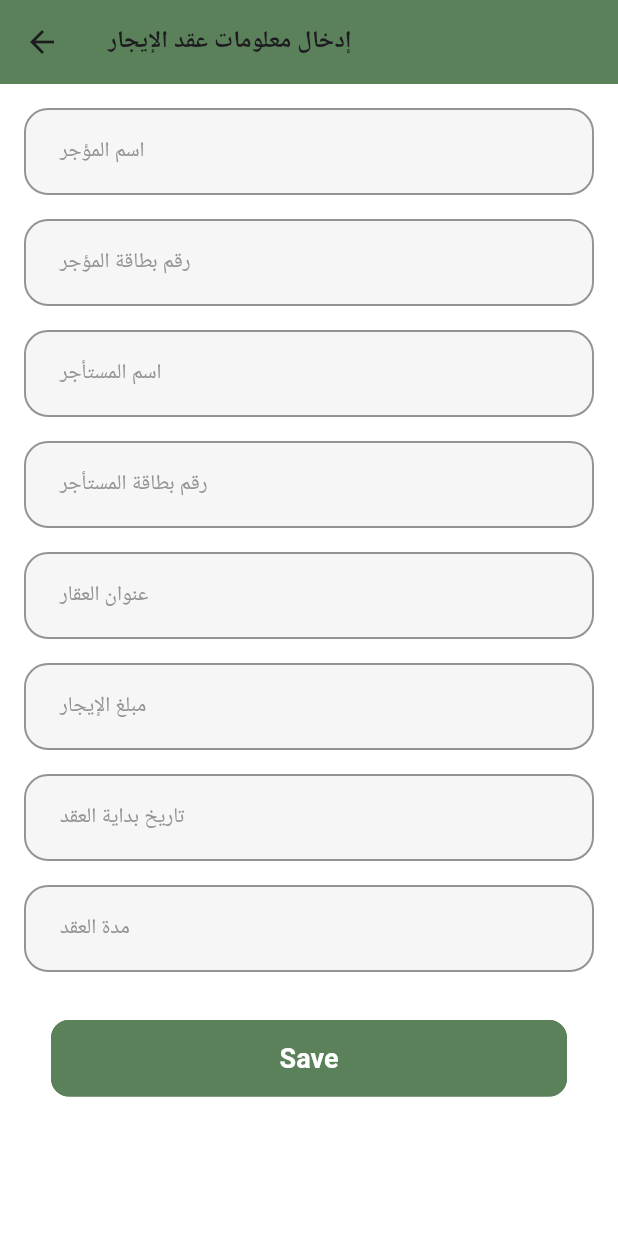
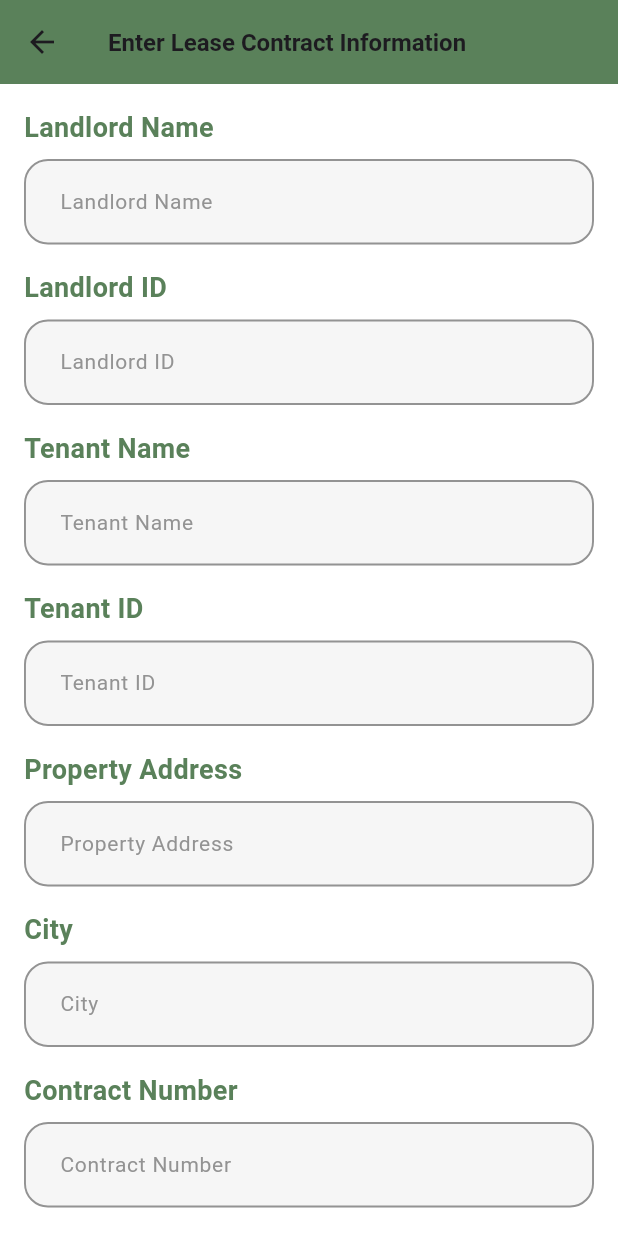
Before and after one commit to mjaber5/Qanoni-App, a Flutter app: the ContractInputForm screen opened directly, on a phone screen of 412 x 824 dp. Run offline on Flutter 3.47's test engine with Material 3 defaults, Android fonts, the phone set to English and light mode, and no system bars; our stand-ins replace bloc, cloud_firestore, equatable, firebase_auth, firebase_core, flutter_bloc and 6 more; accounts and stored records are empty; Roboto replaces fonts that are missing (Poppins).

Commit message:
refactor input contract form to en language

```diff
--- a/lib/features/home/presentation/views/contracts/lease contracts/house_rental_contact/contract_Input_form.dart
+++ b/lib/features/home/presentation/views/contracts/lease contracts/house_rental_contact/contract_Input_form.dart
@@ -1,5 +1,4 @@
 import 'dart:developer';
-
 import 'package:flutter/material.dart';
 import 'package:qanoni/core/utils/constants/colors.dart';
 import 'package:qanoni/core/utils/styles.dart';
@@ -12,24 +11,27 @@ class ContractInputForm extends StatefulWidget {
   _ContractInputFormState createState() => _ContractInputFormState();
 }
 
+
 class _ContractInputFormState extends State<ContractInputForm> {
   final _formKey = GlobalKey<FormState>();
 
   // Controllers for text fields
-  final TextEditingController landlordNameController = TextEditingController();
-  final TextEditingController landlordIdController = TextEditingController();
-  final TextEditingController tenantNameController = TextEditingController();
-  final TextEditingController tenantIdController = TextEditingController();
-  final TextEditingController rentAmountController = TextEditingController();
-  final TextEditingController startDateController = TextEditingController();
-  final TextEditingController contractDurationController = TextEditingController();
-  final TextEditingController propertyAddressController = TextEditingController();
+  final TextEditingController landlordNameController = TextEditingController(); // Landlord Name
+  final TextEditingController landlordIdController = TextEditingController(); // Landlord ID
+  final TextEditingController tenantNameController = TextEditingController(); // Tenant Name
+  final TextEditingController tenantIdController = TextEditingController(); // Tenant ID
+  final TextEditingController propertyAddressController = TextEditingController(); // Property Address
+  final TextEditingController rentAmountController = TextEditingController(); // Rent Amount
+  final TextEditingController startDateController = TextEditingController(); // Contract Start Date
+  final TextEditingController contractDurationController = TextEditingController(); // Contract Duration
+  final TextEditingController contractNumberController = TextEditingController(); // Contract Number
+  final TextEditingController cityController = TextEditingController(); // City
 
   @override
   Widget build(BuildContext context) {
     return Scaffold(
       appBar: AppBar(
-        title: const Text('إدخال معلومات عقد الإيجار'),
+        title: const Text('Enter Lease Contract Information'),
         backgroundColor: QColors.secondary,
       ),
       body: Padding(
@@ -39,107 +41,85 @@ class _ContractInputFormState extends State<ContractInputForm> {
           child: ListView(
             children: [
               // Landlord Name
-              AppTextFormField(
+              buildLabeledTextField(
+                label: 'Landlord Name',
                 controller: landlordNameController,
-                hintText: 'اسم المؤجر',
-                validator: (value) {
-                  if (value == null || value.isEmpty) {
-                    return 'يرجى إدخال اسم المؤجر';
-                  }
-                  return null;
-                },
+                validatorMessage: 'Please enter the landlord\'s name',
               ),
               const SizedBox(height: 16),
+
               // Landlord ID
-              AppTextFormField(
+              buildLabeledTextField(
+                label: 'Landlord ID',
                 controller: landlordIdController,
-                hintText: 'رقم بطاقة المؤجر',
-
-                // keyboardType: TextInputType.number,
-                validator: (value) {
-                  if (value == null || value.isEmpty) {
-                    return 'يرجى إدخال رقم بطاقة المؤجر';
-                  }
-                  return null;
-                },
+                validatorMessage: 'Please enter the landlord\'s ID number',
               ),
               const SizedBox(height: 16),
+
               // Tenant Name
-              AppTextFormField(
+              buildLabeledTextField(
+                label: 'Tenant Name',
                 controller: tenantNameController,
-                hintText: 'اسم المستأجر',
-                validator: (value) {
-                  if (value == null || value.isEmpty) {
-                    return 'يرجى إدخال اسم المستأجر';
-                  }
-                  return null;
-                },
+                validatorMessage: 'Please enter the tenant\'s name',
               ),
               const SizedBox(height: 16),
+
               // Tenant ID
-              AppTextFormField(
+              buildLabeledTextField(
+                label: 'Tenant ID',
                 controller: tenantIdController,
-                hintText: 'رقم بطاقة المستأجر',
-                // keyboardType: TextInputType.number,
-                validator: (value) {
-                  if (value == null || value.isEmpty) {
-                    return 'يرجى إدخال رقم بطاقة المستأجر';
-                  }
-                  return null;
-                },
+                validatorMessage: 'Please enter the tenant\'s ID number',
               ),
               const SizedBox(height: 16),
+
               // Property Address
-              AppTextFormField(
+              buildLabeledTextField(
+                label: 'Property Address',
                 controller: propertyAddressController,
-                hintText: 'عنوان العقار',
-                validator: (value) {
-                  if (value == null || value.isEmpty) {
-                    return 'يرجى إدخال عنوان العقار';
-                  }
-                  return null;
-                },
+                validatorMessage: 'Please enter the property address',
               ),
               const SizedBox(height: 16),
-              // Rent Amount
-              AppTextFormField(
-                controller: rentAmountController,
-                hintText: 'مبلغ الإيجار',
-                // keyboardType: TextInputType.number,
-                validator: (value) {
-                  if (value == null || value.isEmpty) {
-                    return 'يرجى إدخال مبلغ الإيجار';
-                  }
-                  return null;
-                },
+
+              // City
+              buildLabeledTextField(
+                label: 'City',
+                controller: cityController,
+                validatorMessage: 'Please enter the city',
               ),
               const SizedBox(height: 16),
-              // Contract Start Date
-              AppTextFormField(
-                controller: startDateController,
-                hintText: 'تاريخ بداية العقد',
-                // keyboardType: TextInputType.datetime,
-                validator: (value) {
-                  if (value == null || value.isEmpty) {
-                    return 'يرجى إدخال تاريخ بداية العقد';
-                  }
-                  return null;
-                },
+
+              // Contract Number
+              buildLabeledTextField(
+                label: 'Contract Number',
+                controller: contractNumberController,
+                validatorMessage: 'Please enter the contract number',
               ),
               const SizedBox(height: 16),
+
+              // Rent Amount
+              buildLabeledTextField(
+                label: 'Rent Amount',
+                controller: rentAmountController,
+                validatorMessage: 'Please enter the rent amount',
+              ),
+              const SizedBox(height: 16),
+
+              // Contract Start Date
+              buildLabeledTextField(
+                label: 'Contract Start Date',
+                controller: startDateController,
+                validatorMessage: 'Please enter the contract start date',
+              ),
+              const SizedBox(height: 16),
+
               // Contract Duration
-              AppTextFormField(
+              buildLabeledTextField(
+                label: 'Contract Duration',
                 controller: contractDurationController,
-                hintText: 'مدة العقد',
-                // keyboardType: TextInputType.number,
-                validator: (value) {
-                  if (value == null || value.isEmpty) {
-                    return 'يرجى إدخال مدة العقد';
-                  }
-                  return null;
-                },
+                validatorMessage: 'Please enter the contract duration',
               ),
               const SizedBox(height: 32),
+
               // Submit Button
               Padding(
                 padding: const EdgeInsets.symmetric(horizontal: 18),
@@ -148,7 +128,7 @@ class _ContractInputFormState extends State<ContractInputForm> {
                     if (_formKey.currentState!.validate()) {
                       log('Form is valid. Proceed with saving the contract.');
                       ScaffoldMessenger.of(context).showSnackBar(
-                        const SnackBar(content: Text('تم إدخال البيانات بنجاح')),
+                        const SnackBar(content: Text('Data entered successfully')),
                       );
                     } else {
                       log('Form is not valid. Show errors.');
@@ -170,4 +150,32 @@ class _ContractInputFormState extends State<ContractInputForm> {
       ),
     );
   }
+
+  // Helper function to build a labeled text field
+  Widget buildLabeledTextField({
+    required String label,
+    required TextEditingController controller,
+    required String validatorMessage,
+  }) {
+    return Column(
+      crossAxisAlignment: CrossAxisAlignment.start,
+      children: [
+        Text(
+          label,
+          style: Styles.textStyle18.copyWith(color: QColors.secondary),
+        ),
+        const SizedBox(height: 8),
+        AppTextFormField(
+          controller: controller,
+          hintText: label,
+          validator: (value) {
+            if (value == null || value.isEmpty) {
+              return validatorMessage;
+            }
+            return null;
+          },
+        ),
+      ],
+    );
+  }
 }
```
